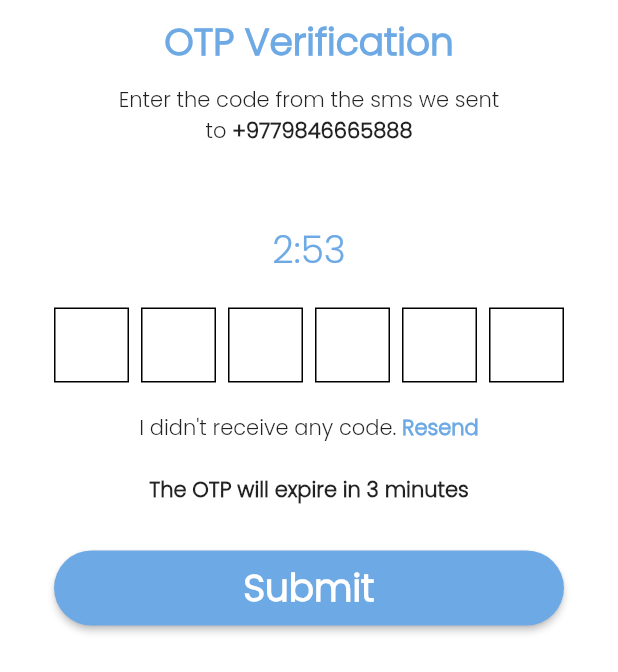
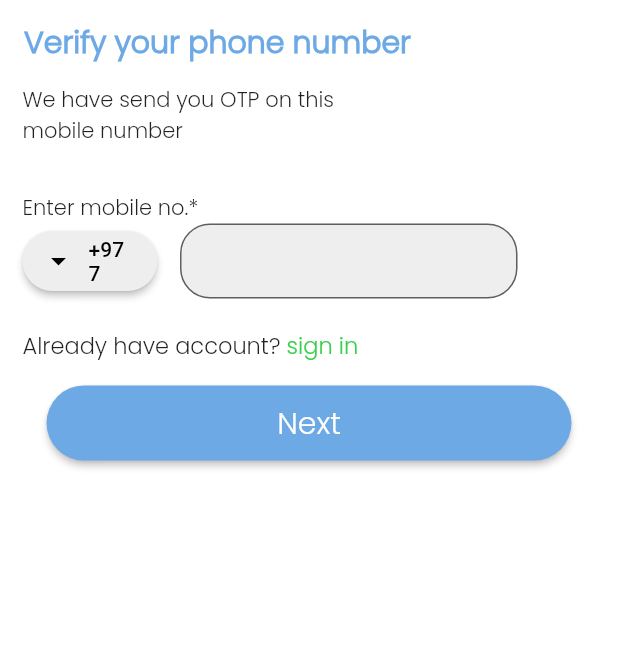
Before and after one commit to Cmon1007/otp_verification_screen, a Flutter app: the screen it shows after launch, on a phone screen of 412 x 824 dp. Shown: the top 672 px of the screen. Run offline on Flutter 3.47's test engine with Material 2 defaults, Android fonts, the phone set to English and light mode, and no system bars; drawn by our look-alikes of pinput; our stand-ins replace get.

Commit message:
verify phone number

```diff
--- a/lib/main.dart
+++ b/lib/main.dart
@@ -1,6 +1,7 @@
 import 'package:flutter/material.dart';
 import 'package:verification/screen/otp_screen.dart';
 import 'package:get/get.dart';
+import 'package:verification/screen/verify_phone_number.dart';
 void main()
 {
   runApp(const MyApp());
@@ -13,7 +14,7 @@ class MyApp extends StatelessWidget {
     return GetMaterialApp(
       debugShowCheckedModeBanner: false,
       title: "OTP",
-      home: OtpScreen(),
+      home: PhoneNumber(),
     );
   }
 }
--- /dev/null
+++ b/lib/screen/verify_phone_number.dart
@@ -0,0 +1,76 @@
+import 'package:flutter/material.dart';
+class PhoneNumber extends StatelessWidget {
+   PhoneNumber({Key? key}) : super(key: key);
+Color color=Color(0xff6DA9E4);
+String fontfam="Poppins";
+  @override
+  Widget build(BuildContext context) {
+    return SafeArea(
+      child: Scaffold(
+        appBar: AppBar(
+          backgroundColor: Colors.white,
+          title: Text("Verify your phone number",style: TextStyle(color: color,fontWeight: FontWeight.w800,fontFamily: fontfam,fontSize: 20),),
+          elevation: 0,
+        ),
+        backgroundColor: Colors.white,
+        body: Padding(
+          padding: const EdgeInsets.symmetric(horizontal: 15.0),
+          child: Column(
+            crossAxisAlignment: CrossAxisAlignment.start,
+            children: [
+              Text("We have send you OTP on this \nmobile number",style: TextStyle(fontSize: 14,fontFamily: fontfam),),
+              const SizedBox(height: 30,),
+              Text("Enter mobile no.*",style: TextStyle(fontSize: 14,fontFamily: fontfam,fontWeight: FontWeight.w500),),
+              Row(
+                children: [
+                  ElevatedButton.icon(
+                      style: ElevatedButton.styleFrom(backgroundColor: Color(0xffEEEEEE),fixedSize: Size(90, 40),shape: RoundedRectangleBorder(borderRadius: BorderRadius.circular(25))),
+                      onPressed: (){
+
+                      },
+                      icon: Icon(Icons.arrow_drop_down,color: Colors.black,),
+                      label: Text("+977",style: TextStyle(color: Colors.black),)),
+                  const SizedBox(width: 15,),
+                  SizedBox(
+                    height: 50,
+                    width: 225,
+                    child: TextField(
+                      keyboardType: TextInputType.number,
+                      decoration: InputDecoration(
+                          border: OutlineInputBorder(borderRadius: BorderRadius.circular(20),
+                            borderSide: BorderSide(color: Colors.white),
+                          ),
+                          filled: true,
+                          fillColor: Color(0xffEEEEEE),
+                        focusedBorder: OutlineInputBorder(borderSide: BorderSide(color: Colors.grey),
+                            borderRadius: BorderRadius.circular(20)),
+                      ),
+                    ),
+                  )
+                ],
+              ),
+              const SizedBox(height: 20,),
+              Row(
+                children: [
+
+                  Text("Already have account?",style: TextStyle(fontFamily: fontfam,fontSize: 15),),
+                  Text(" sign in",style: TextStyle(fontFamily: fontfam,fontSize: 15,color: Color(0xff3CCF4E)),),
+                ],
+              ),
+              const SizedBox(height: 15,),
+              Center(
+                child: ElevatedButton(
+                  style: ElevatedButton.styleFrom(backgroundColor:color,fixedSize: Size(350, 50),shape: RoundedRectangleBorder(borderRadius: BorderRadius.circular(25))),
+                  onPressed: (){
+
+                },
+                    child: Text("Next",style: TextStyle(fontFamily: fontfam,fontSize: 20),),
+                ),
+              ),
+            ],
+          ),
+        ),
+      ),
+    );
+  }
+}
```
